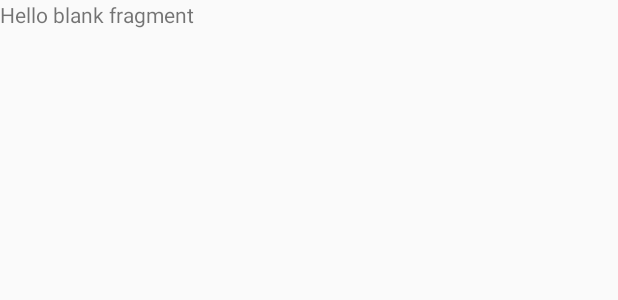
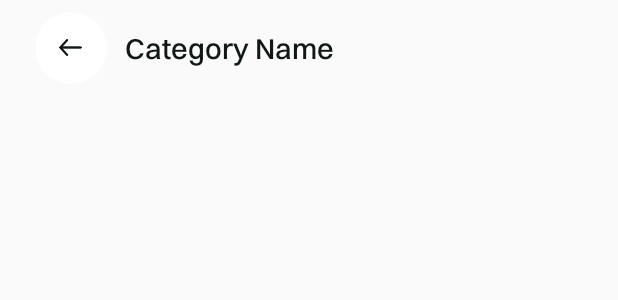
Before and after one commit to mdshourovmolla2000/Furniture-Shop-App, an Android app: the layout fragment_category_product.xml on its own in the app's theme, with its tools: preview values and no code run, on a phone screen of 412 x 824 dp. Shown: the top 300 px of the screen. Run offline under Robolectric (Android 15) with nearby library versions, the phone set to English and light mode, and no system bars.

Commit message:
category product page designed

```diff
--- a/app/src/main/java/com/shourov/furnitureshop/view/CategoryProductFragment.kt
+++ b/app/src/main/java/com/shourov/furnitureshop/view/CategoryProductFragment.kt
@@ -5,6 +5,7 @@ import android.view.LayoutInflater
 import android.view.View
 import android.view.ViewGroup
 import androidx.fragment.app.Fragment
+import androidx.navigation.fragment.findNavController
 import com.shourov.furnitureshop.databinding.FragmentCategoryProductBinding
 
 class CategoryProductFragment : Fragment() {
@@ -22,6 +23,10 @@ class CategoryProductFragment : Fragment() {
 
         categoryName = arguments?.getString("CATEGORY_NAME", "").toString()
 
+        binding.backIcon.setOnClickListener { findNavController().popBackStack() }
+
+        binding.titleTextview.text = categoryName
+
         return binding.root
     }
 }
--- a/app/src/main/res/layout/fragment_category_product.xml
+++ b/app/src/main/res/layout/fragment_category_product.xml
@@ -1,14 +1,85 @@
 <?xml version="1.0" encoding="utf-8"?>
-<FrameLayout xmlns:android="http://schemas.android.com/apk/res/android"
+<androidx.constraintlayout.widget.ConstraintLayout xmlns:android="http://schemas.android.com/apk/res/android"
     xmlns:tools="http://schemas.android.com/tools"
     android:layout_width="match_parent"
     android:layout_height="match_parent"
+    xmlns:app="http://schemas.android.com/apk/res-auto"
     tools:context=".view.CategoryProductFragment">
 
-    <!-- TODO: Update blank fragment layout -->
+    <androidx.constraintlayout.widget.ConstraintLayout
+        android:id="@+id/topSectionLayout"
+        android:layout_width="match_parent"
+        android:layout_height="wrap_content"
+        app:layout_constraintTop_toTopOf="parent"
+        android:layout_marginHorizontal="@dimen/_18sdp"
+        android:layout_marginVertical="@dimen/_6sdp">
+
+        <androidx.cardview.widget.CardView
+            android:id="@+id/backIcon"
+            android:layout_width="@dimen/_37sdp"
+            android:layout_height="@dimen/_37sdp"
+            app:layout_constraintStart_toStartOf="parent"
+            app:layout_constraintTop_toTopOf="parent"
+            app:layout_constraintBottom_toBottomOf="parent"
+            app:cardElevation="0dp"
+            app:cardCornerRadius="@dimen/_37sdp"
+            app:cardBackgroundColor="@color/white"
+            android:clickable="true"
+            android:focusable="true"
+            android:foreground="?attr/selectableItemBackground">
+
+            <ImageView
+                android:layout_width="@dimen/_18sdp"
+                android:layout_height="@dimen/_18sdp"
+                android:src="@drawable/back_icon"
+                android:layout_gravity="center"/>
+
+        </androidx.cardview.widget.CardView>
+
+        <TextView
+            android:id="@+id/titleTextview"
+            android:layout_width="wrap_content"
+            android:layout_height="wrap_content"
+            app:layout_constraintStart_toEndOf="@id/backIcon"
+            app:layout_constraintEnd_toEndOf="parent"
+            app:layout_constraintTop_toTopOf="parent"
+            app:layout_constraintBottom_toBottomOf="parent"
+            app:layout_constrainedWidth="true"
+            app:layout_constraintHorizontal_bias="0.0"
+            android:layout_marginStart="@dimen/_9sdp"
+            android:maxLines="1"
+            android:ellipsize="end"
+            android:text="Category Name"
+            android:textColor="@color/blackTextColor"
+            android:textSize="@dimen/_15sdp"
+            android:fontFamily="@font/switzer_medium"/>
+
+    </androidx.constraintlayout.widget.ConstraintLayout>
+
+    <androidx.recyclerview.widget.RecyclerView
+        android:id="@+id/productRecyclerview"
+        android:layout_width="match_parent"
+        android:layout_height="0dp"
+        app:layout_constraintTop_toBottomOf="@id/topSectionLayout"
+        app:layout_constraintBottom_toBottomOf="parent"
+        android:layout_margin="@dimen/_12sdp"
+        app:layoutManager="androidx.recyclerview.widget.LinearLayoutManager"
+        android:orientation="vertical"/>
+
     <TextView
-        android:layout_width="match_parent"
-        android:layout_height="match_parent"
-        android:text="@string/hello_blank_fragment" />
+        android:id="@+id/noItemLayout"
+        android:layout_width="wrap_content"
+        android:layout_height="wrap_content"
+        app:layout_constraintStart_toStartOf="parent"
+        app:layout_constraintEnd_toEndOf="parent"
+        app:layout_constraintTop_toBottomOf="@id/topSectionLayout"
+        app:layout_constraintBottom_toBottomOf="parent"
+        android:text="No item found"
+        android:textColor="@color/blackTextColor"
+        android:textSize="@dimen/_13sdp"
+        android:fontFamily="@font/switzer_medium"
+        android:layout_margin="@dimen/_10sdp"
+        app:layout_constrainedWidth="true"
+        android:visibility="gone"/>
 
-</FrameLayout>
+</androidx.constraintlayout.widget.ConstraintLayout>
```
Also changed, not shown: app/src/main/java/com/shourov/furnitureshop/repository/CategoryProductRepository.kt (added, +32 -0 lines), app/src/main/res/layout/single_category_product_item_layout.xml (added, +103 -0 lines).
